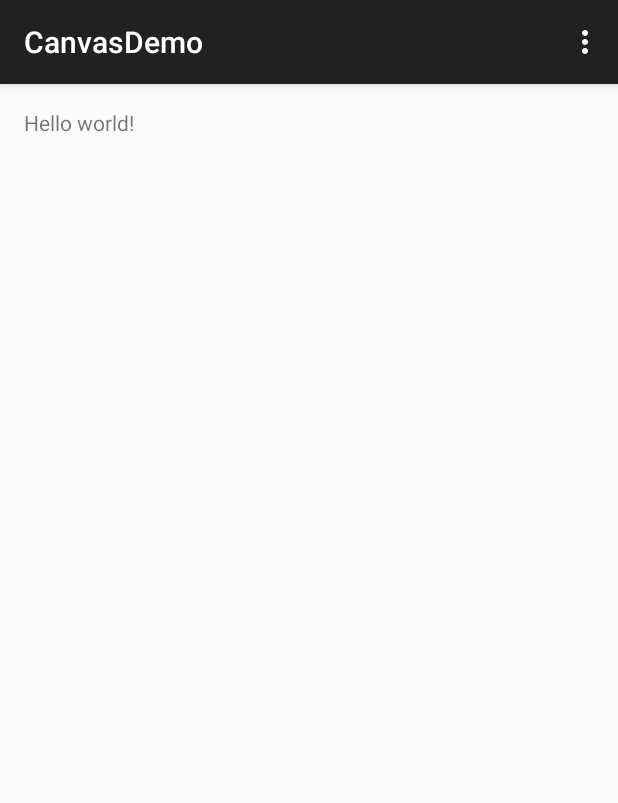
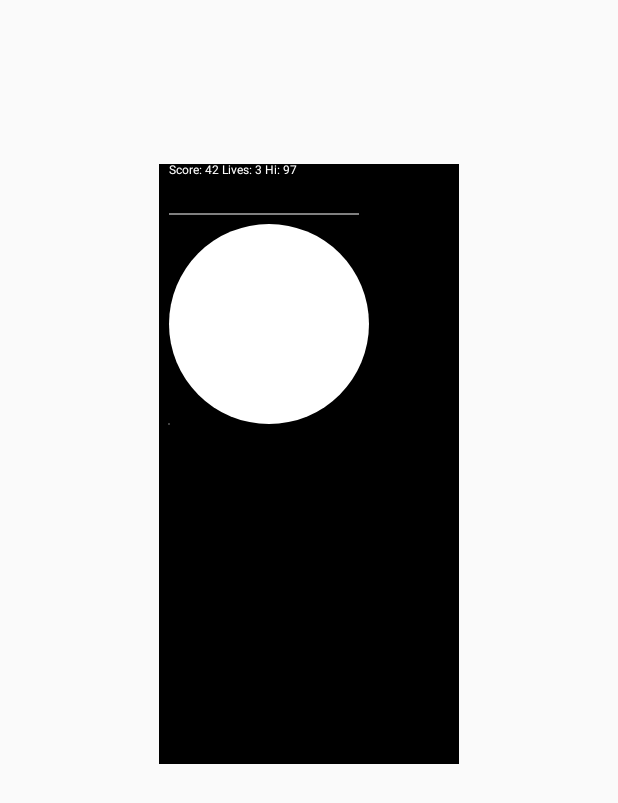
Before and after one commit to DaniCorra/ANDROID-STUDIO-EXAMPLES, an Android app: the screen it shows after launch (MainActivity), on a phone screen of 412 x 824 dp. Shown: the top 803 px of the screen. Run offline under Robolectric (Android 15) with nearby library versions, the phone set to English and light mode, and no system bars.

Commit message:
drawing onto canvas

```diff
--- a/CanvasDemo/app/src/main/java/com/kocolondon/canvasdemo/MainActivity.java
+++ b/CanvasDemo/app/src/main/java/com/kocolondon/canvasdemo/MainActivity.java
@@ -1,38 +1,35 @@
 package com.kocolondon.canvasdemo;
 
-import android.support.v7.app.ActionBarActivity;
+import android.app.Activity;
+import android.graphics.Bitmap;
+import android.graphics.Canvas;
+import android.graphics.Color;
+import android.graphics.Paint;
 import android.os.Bundle;
-import android.view.Menu;
-import android.view.MenuItem;
+import android.widget.ImageView;
 
 
-public class MainActivity extends ActionBarActivity {
+public class MainActivity extends Activity {
 
     @Override
     protected void onCreate(Bundle savedInstanceState) {
         super.onCreate(savedInstanceState);
         setContentView(R.layout.activity_main);
-    }
 
-    @Override
-    public boolean onCreateOptionsMenu(Menu menu) {
-        // Inflate the menu; this adds items to the action bar if it is present.
-        getMenuInflater().inflate(R.menu.menu_main, menu);
-        return true;
-    }
+        ImageView ourFrame = (ImageView) findViewById(R.id.imageView);
+        Bitmap ourBitmap = Bitmap.createBitmap(300,600, Bitmap.Config.ARGB_8888);
+        Canvas ourCanvas = new Canvas(ourBitmap);
+        ourCanvas.drawColor(Color.BLACK);
+        Paint paint = new Paint();
+        paint.setColor(Color.argb(255, 255, 255, 255));
 
-    @Override
-    public boolean onOptionsItemSelected(MenuItem item) {
-        // Handle action bar item clicks here. The action bar will
-        // automatically handle clicks on the Home/Up button, so long
-        // as you specify a parent activity in AndroidManifest.xml.
-        int id = item.getItemId();
+        //Now draw a load of stuff on our canvas
+        ourCanvas.drawText("Score: 42 Lives: 3 Hi: 97", 10, 10, paint);
+        ourCanvas.drawLine(10, 50, 200, 50, paint);
+        ourCanvas.drawCircle(110, 160, 100, paint);
+        ourCanvas.drawPoint(10, 260, paint);
 
-        //noinspection SimplifiableIfStatement
-        if (id == R.id.action_settings) {
-            return true;
-        }
-
-        return super.onOptionsItemSelected(item);
+        //Now put the canvas in the frame
+        ourFrame.setImageBitmap(ourBitmap);
     }
 }
--- a/CanvasDemo/app/src/main/res/layout/activity_main.xml
+++ b/CanvasDemo/app/src/main/res/layout/activity_main.xml
@@ -5,7 +5,11 @@
     android:paddingTop="@dimen/activity_vertical_margin"
     android:paddingBottom="@dimen/activity_vertical_margin" tools:context=".MainActivity">
 
-    <TextView android:text="@string/hello_world" android:layout_width="wrap_content"
-        android:layout_height="wrap_content" />
-
+    <ImageView
+        android:layout_width="wrap_content"
+        android:layout_height="wrap_content"
+        android:id="@+id/imageView"
+        android:layout_alignParentTop="true"
+        android:layout_centerHorizontal="true"
+        android:layout_marginTop="93dp" />
 </RelativeLayout>
```
Also changed, not shown: 1 other file.
